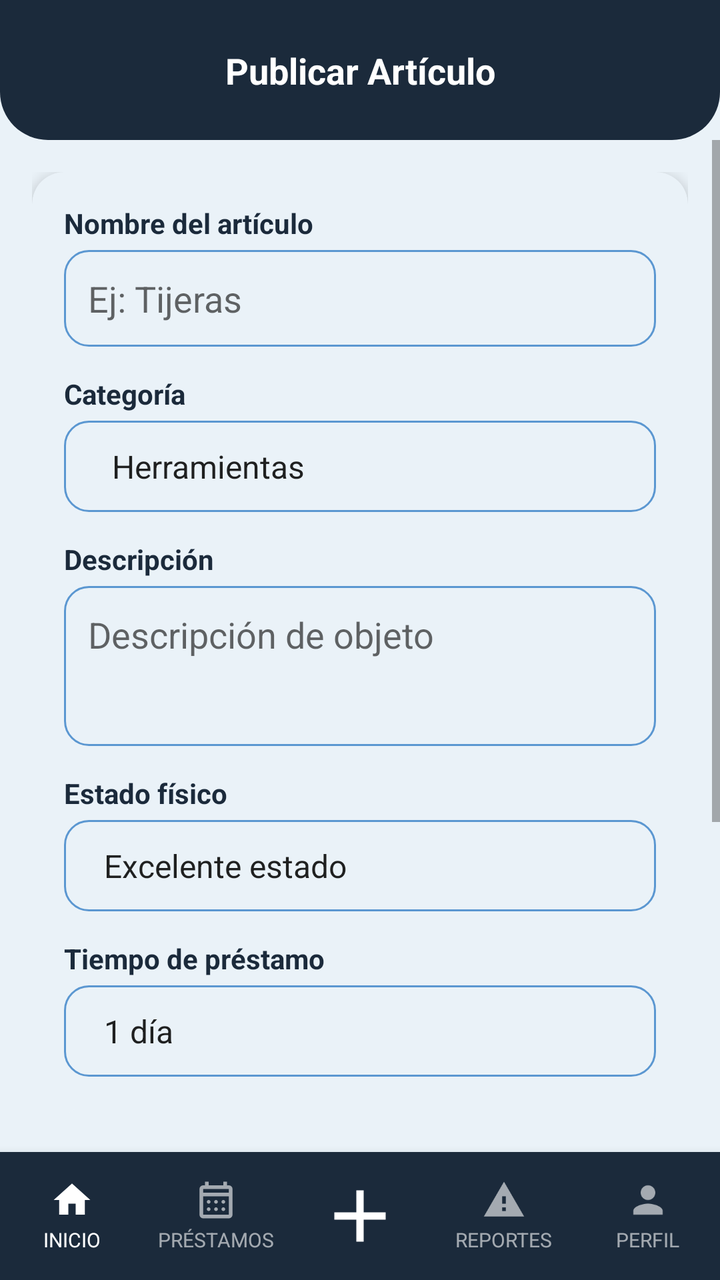
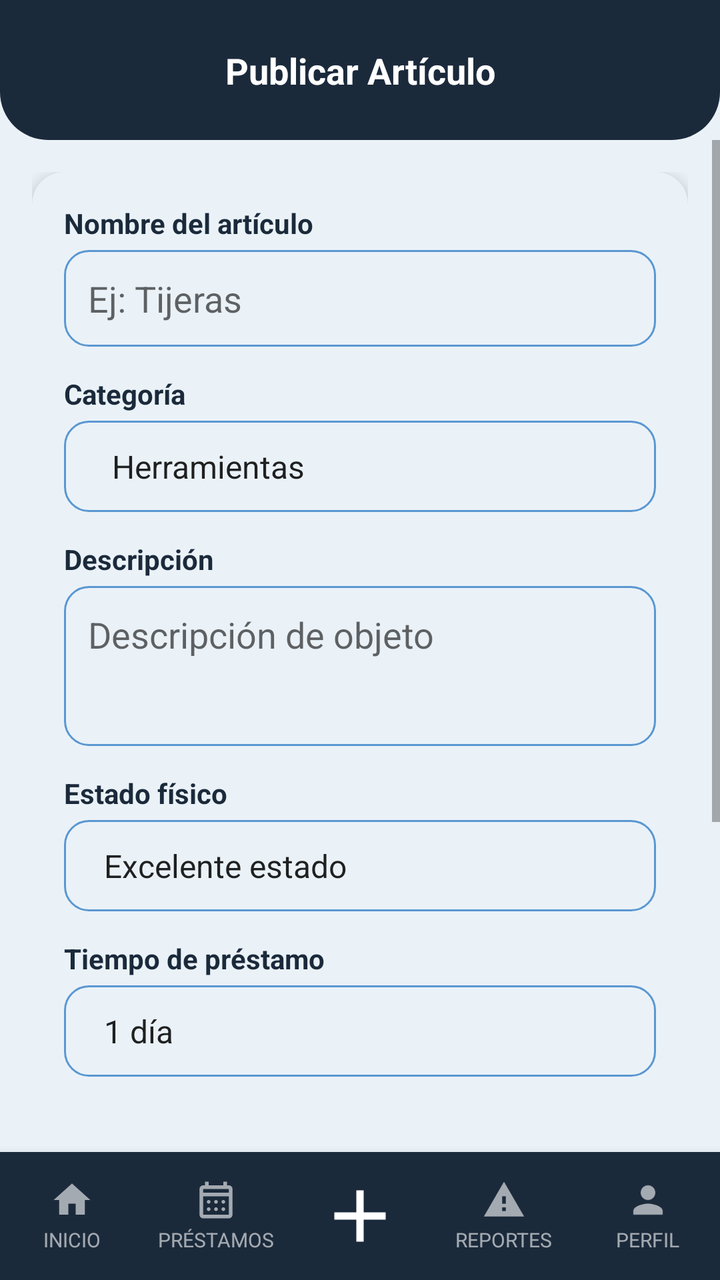

Compare the two renders of this Android layout. The source of the first and the diff that turns it into the second are given below.
<!-- AndroidManifest.xml: application theme Theme.YipShare -->
<!-- res/layout/activity_formulario_articulo.xml -->
<?xml version="1.0" encoding="utf-8"?>
<androidx.constraintlayout.widget.ConstraintLayout
    xmlns:android="http://schemas.android.com/apk/res/android"
    xmlns:app="http://schemas.android.com/apk/res-auto"
    android:id="@+id/main"
    android:layout_width="match_parent"
    android:layout_height="match_parent"
    android:background="@color/fondo_pantalla">


    <View
        android:id="@+id/bg_header"
        android:layout_width="0dp"
        android:layout_height="0dp"
        android:background="@drawable/bg_header"
        app:layout_constraintTop_toTopOf="parent"
        app:layout_constraintStart_toStartOf="parent"
        app:layout_constraintEnd_toEndOf="parent"
        app:layout_constraintBottom_toBottomOf="@id/guideline_header" />

    <androidx.constraintlayout.widget.Guideline
        android:id="@+id/guideline_header"
        android:layout_width="wrap_content"
        android:layout_height="wrap_content"
        android:orientation="horizontal"
        app:layout_constraintGuide_begin="70dp" />

    <androidx.constraintlayout.widget.Guideline
        android:id="@+id/guideline_status"
        android:layout_width="wrap_content"
        android:layout_height="wrap_content"
        android:orientation="horizontal"
        app:layout_constraintGuide_begin="0dp" />


    <TextView
        android:id="@+id/tv_titulo_pantalla"
        android:layout_width="0dp"
        android:layout_height="wrap_content"
        android:text="Publicar Artículo"
        android:textAlignment="center"
        android:textColor="@android:color/white"
        android:textStyle="bold"
        android:textSize="18sp"
        android:gravity="center"
        app:layout_constraintTop_toBottomOf="@id/guideline_status"
        app:layout_constraintBottom_toTopOf="@id/guideline_header"
        app:layout_constraintStart_toStartOf="parent"
        app:layout_constraintEnd_toEndOf="parent"  />


    <ScrollView
        android:layout_width="0dp"
        android:layout_height="0dp"
        app:layout_constraintTop_toBottomOf="@id/guideline_header"
        app:layout_constraintStart_toStartOf="parent"
        app:layout_constraintEnd_toEndOf="parent"
        app:layout_constraintBottom_toTopOf="@id/bottom_nav">

        <androidx.constraintlayout.widget.ConstraintLayout
            android:layout_width="match_parent"
            android:layout_height="wrap_content"
            android:padding="16dp">

            <androidx.cardview.widget.CardView
                android:id="@+id/card_formulario"
                android:layout_width="0dp"
                android:layout_height="wrap_content"
                app:cardCornerRadius="16dp"
                app:cardElevation="4dp"
                app:cardBackgroundColor="@color/color_tarjeta"
                app:layout_constraintTop_toTopOf="parent"
                app:layout_constraintStart_toStartOf="parent"
                app:layout_constraintEnd_toEndOf="parent">

                <LinearLayout
                    android:layout_width="match_parent"
                    android:layout_height="wrap_content"
                    android:orientation="vertical"
                    android:padding="16dp">

                    <TextView
                        style="@style/TextTitle"
                        android:layout_width="wrap_content"
                        android:layout_height="wrap_content"
                        android:textSize="14sp"
                        android:text="Nombre del artículo" />

                    <EditText
                        android:id="@+id/et_nombre_articulo"
                        android:layout_width="match_parent"
                        android:layout_height="wrap_content"
                        android:layout_marginTop="4dp"
                        android:background="@drawable/bg_input"
                        android:padding="12dp"
                        android:inputType="textCapSentences"
                        android:hint="Ej: Tijeras"
                        />

                    <TextView
                        style="@style/TextTitle"
                        android:layout_width="wrap_content"
                        android:layout_height="wrap_content"
                        android:layout_marginTop="14dp"
                        android:textSize="14sp"
                        android:text="Categoría" />

                    <Spinner
                        android:id="@+id/spinner_categoria"
                        style="@style/InputBrand"
                        android:layout_width="match_parent"
                        android:layout_height="wrap_content"
                        android:layout_marginTop="4dp"
                        android:entries="@array/categorias_articulo"
                        android:spinnerMode="dropdown" />

                    <TextView
                        style="@style/TextTitle"
                        android:layout_width="wrap_content"
                        android:layout_height="wrap_content"
                        android:layout_marginTop="14dp"
                        android:textSize="14sp"
                        android:text="Descripción" />

                    <EditText
                        android:id="@+id/et_descripcion"
                        android:layout_width="match_parent"
                        android:layout_height="80dp"
                        android:layout_marginTop="4dp"
                        android:background="@drawable/bg_input"
                        android:padding="12dp"
                        android:gravity="top|start"
                        android:inputType="textMultiLine|textCapSentences"
                        android:hint="Descripción de objeto" />

                    <TextView
                        style="@style/TextTitle"
                        android:layout_width="wrap_content"
                        android:layout_height="wrap_content"
                        android:layout_marginTop="14dp"
                        android:textSize="14sp"
                        android:text="Estado físico" />

                    <Spinner
                        android:id="@+id/sp_estado_fisico"
                        android:layout_width="match_parent"
                        android:layout_height="wrap_content"
                        android:layout_marginTop="4dp"
                        android:background="@drawable/bg_input"
                        android:padding="12dp"
                        android:entries="@array/opciones_estado_fisico"
                        android:spinnerMode="dropdown" />

                    <TextView
                        android:id="@+id/tv_tiempo_prestamo"
                        style="@style/TextTitle"
                        android:layout_width="wrap_content"
                        android:layout_height="wrap_content"
                        android:layout_marginTop="14dp"
                        android:textSize="14sp"
                        android:text="Tiempo de préstamo" />
                    <Spinner
                        android:id="@+id/sp_tiempo_prestamo"
                        android:layout_width="match_parent"
                        android:layout_height="wrap_content"
                        android:layout_marginTop="4dp"
                        android:background="@drawable/bg_input"
                        android:padding="12dp"
                        android:entries="@array/tiempo_prestamo"
                        android:spinnerMode="dropdown" />



                    <FrameLayout
                        android:layout_width="match_parent"
                        android:layout_height="140dp"
                        android:layout_marginTop="16dp"
                        android:background="@drawable/bg_placeholder_imagen">

                        <ImageView
                            android:id="@+id/iv_preview_imagen"
                            android:layout_width="match_parent"
                            android:layout_height="match_parent"
                            android:scaleType="centerCrop"
                            android:contentDescription="Vista previa de la imagen"
                            android:visibility="gone" />

                        <Button
                            android:id="@+id/btn_cambiar_imagen"
                            style="@style/ButtonPrimary"
                            android:layout_width="300dp"
                            android:layout_height="wrap_content"
                            android:layout_gravity="center"
                            android:text="Cambiar imagen" />

                    </FrameLayout>

                    <TextView
                        android:layout_width="match_parent"
                        android:layout_height="wrap_content"
                        android:layout_marginTop="6dp"
                        android:textAlignment="center"
                        android:gravity="center"
                        android:textStyle="bold"
                        android:textSize="12sp"
                        android:text="Formatos: PNG, JPG, JPEG" />

                </LinearLayout>

            </androidx.cardview.widget.CardView>

            <Button
                android:id="@+id/btn_accion_principal"
                style="@style/ButtonPrimary"
                android:layout_width="0dp"
                android:layout_height="52dp"
                android:text="Publicar"
                android:layout_marginTop="20dp"
                app:layout_constraintTop_toBottomOf="@id/card_formulario"
                app:layout_constraintStart_toStartOf="parent"
                app:layout_constraintEnd_toEndOf="parent" />

            <Button
                android:id="@+id/btn_borrar_objeto"
                style="@style/ButtonPrimary"
                android:layout_width="wrap_content"
                android:layout_height="wrap_content"
                android:text="Borrar objeto"
                android:layout_marginTop="12dp"
                android:layout_marginBottom="16dp"
                android:visibility="gone"
                app:layout_constraintTop_toBottomOf="@id/btn_accion_principal"
                app:layout_constraintStart_toStartOf="parent"
                app:layout_constraintEnd_toEndOf="parent"
                app:layout_constraintBottom_toBottomOf="parent" />

        </androidx.constraintlayout.widget.ConstraintLayout>

    </ScrollView>


    <LinearLayout
        android:id="@+id/bottom_nav"
        android:layout_width="0dp"
        android:layout_height="64dp"
        android:orientation="horizontal"
        android:weightSum="5"
        android:background="@color/azul_yipshare"
        android:elevation="8dp"
        app:layout_constraintBottom_toBottomOf="parent"
        app:layout_constraintStart_toStartOf="parent"
        app:layout_constraintEnd_toEndOf="parent"
        android:baselineAligned="false">

        <LinearLayout
            android:id="@+id/nav_inicio"
            android:layout_width="0dp"
            android:layout_height="match_parent"
            android:layout_weight="1"
            android:orientation="vertical"
            android:gravity="center"
            android:clickable="true"
            android:focusable="true"
            android:background="?attr/selectableItemBackgroundBorderless">

            <ImageView
                android:layout_width="22dp"
                android:layout_height="22dp"
                android:src="@drawable/ic_house_princial"
                app:tint="@android:color/white"
                android:contentDescription="Inicio" />

            <TextView
                android:layout_width="wrap_content"
                android:layout_height="wrap_content"
                android:text="INICIO"
                android:textColor="@android:color/white"
                android:textSize="10sp"
                android:layout_marginTop="2dp" />
        </LinearLayout>

        <LinearLayout
            android:id="@+id/nav_prestamos"
            android:layout_width="0dp"
            android:layout_height="match_parent"
            android:layout_weight="1"
            android:orientation="vertical"
            android:gravity="center"
            android:clickable="true"
            android:focusable="true"
            android:background="?attr/selectableItemBackgroundBorderless">

            <ImageView
                android:layout_width="22dp"
                android:layout_height="22dp"
                android:src="@drawable/ic_calendar_month"
                app:tint="#99FFFFFF"
                android:contentDescription="Préstamos" />

            <TextView
                android:layout_width="wrap_content"
                android:layout_height="wrap_content"
                android:text="PRÉSTAMOS"
                android:textColor="#99FFFFFF"
                android:textSize="10sp"
                android:layout_marginTop="2dp" />
        </LinearLayout>

        <LinearLayout
            android:id="@+id/nav_agregar"
            android:layout_width="0dp"
            android:layout_height="match_parent"
            android:layout_weight="1"
            android:orientation="vertical"
            android:gravity="center"
            android:clickable="true"
            android:focusable="true"
            android:background="?attr/selectableItemBackgroundBorderless">

            <ImageView
                android:layout_width="44dp"
                android:layout_height="44dp"
                android:src="@drawable/ic_plus_icon"
                app:tint="@android:color/white"
                android:contentDescription="Agregar" />
        </LinearLayout>

        <LinearLayout
            android:id="@+id/nav_reportes"
            android:layout_width="0dp"
            android:layout_height="match_parent"
            android:layout_weight="1"
            android:orientation="vertical"
            android:gravity="center"
            android:clickable="true"
            android:focusable="true"
            android:background="?attr/selectableItemBackgroundBorderless">

            <ImageView
                android:id="@+id/imageView_reportes"
                android:layout_width="22dp"
                android:layout_height="22dp"
                android:src="@drawable/ic_warning"
                app:tint="#99FFFFFF"
                android:contentDescription="Reportes" />

            <TextView
                android:id="@+id/textView_reportes"
                android:layout_width="wrap_content"
                android:layout_height="wrap_content"
                android:text="REPORTES"
                android:textColor="#99FFFFFF"
                android:textSize="10sp"
                android:layout_marginTop="2dp" />
        </LinearLayout>

        <LinearLayout
            android:id="@+id/nav_perfil"
            android:layout_width="0dp"
            android:layout_height="match_parent"
            android:layout_weight="1"
            android:orientation="vertical"
            android:gravity="center"
            android:clickable="true"
            android:focusable="true"
            android:background="?attr/selectableItemBackgroundBorderless">

            <ImageView
                android:id="@+id/imageView_perfil"
                android:layout_width="22dp"
                android:layout_height="22dp"
                android:src="@drawable/ic_person"
                app:tint="#99FFFFFF"
                android:contentDescription="Perfil" />

            <TextView
                android:id="@+id/textView_perfil"
                android:layout_width="wrap_content"
                android:layout_height="wrap_content"
                android:text="PERFIL"
                android:textColor="#99FFFFFF"
                android:textSize="10sp"
                android:layout_marginTop="2dp" />
        </LinearLayout>

    </LinearLayout>

</androidx.constraintlayout.widget.ConstraintLayout>
<!-- resources referenced by this layout -->
<resources>
  <string-array name="categorias_articulo">
          <item>Herramientas</item>
          <item>Electrodomésticos</item>
          <item>Jardinería</item>
          <item>Cocina</item>
          <item>Limpieza</item>
          <item>Electrónica</item>
          <item>Automotriz</item>
          <item>Otros</item>
      </string-array>
  <string-array name="opciones_estado_fisico">
          <item>Excelente estado</item>
          <item>Buen estado</item>
          <item>Estado intermedio</item>
          <item>Mal estado</item>
      </string-array>
  <string-array name="tiempo_prestamo">
          <item>1 día</item>
          <item>2 días</item>
          <item>3 días</item>
          <item>1 semana</item>
          <item>2 semanas</item>
          <item>1 mes</item>
      </string-array>
  <color name="azul_yipshare">#1B2A3B</color>
  <color name="color_tarjeta">#EAF2F8</color>
  <color name="fondo_pantalla">#EAF2F8</color>
  <!-- drawable bg_header (drawable) -->
  <?xml version="1.0" encoding="utf-8"?>
  <shape xmlns:android="http://schemas.android.com/apk/res/android"
      android:shape="rectangle">
      <solid android:color="@color/azul_yipshare" />
      <corners
          android:bottomLeftRadius="24dp"
          android:bottomRightRadius="24dp" />
  </shape>
  <!-- drawable bg_placeholder_imagen (drawable) -->
  <?xml version="1.0" encoding="utf-8"?>
  <shape xmlns:android="http://schemas.android.com/apk/res/android"
      android:shape="rectangle">
      <solid android:color="@color/input_fondo" />
      <corners android:radius="8dp" />
  </shape>
  <!-- drawable ic_house_princial (drawable) -->
  <vector xmlns:android="http://schemas.android.com/apk/res/android"
      android:width="24dp"
      android:height="24dp"
      android:viewportWidth="24"
      android:viewportHeight="24">
      <path
          android:fillColor="@android:color/white"
          android:pathData="M10,20v-6h4v6h5v-8h3L12,3 2,12h3v8z"/>
  </vector>
  <!-- drawable ic_warning (drawable) -->
  <vector xmlns:android="http://schemas.android.com/apk/res/android"
      android:width="24dp"
      android:height="24dp"
      android:viewportWidth="24"
      android:viewportHeight="24">
      <path
          android:fillColor="@android:color/white"
          android:pathData="M1,21h22L12,2 1,21zM13,18h-2v-2h2v2zM13,14h-2v-4h2v4z"/>
  </vector>
  <style name="ButtonPrimary">
          <item name="android:layout_width">match_parent</item>
          <item name="android:layout_height">52dp</item>
          <item name="android:background">@drawable/bg_button_primary</item>
          <item name="android:textColor">#FFFFFF</item>
          <item name="android:textSize">16sp</item>
          <item name="android:textAllCaps">false</item>
      </style>
  <style name="InputBrand">
          <item name="android:layout_width">match_parent</item>
          <item name="android:layout_height">wrap_content</item>
          <item name="android:background">@drawable/bg_input</item>
          <item name="android:textColor">@color/texto_primario</item>
          <item name="android:textColorHint">@color/texto_hint</item>
          <item name="android:textSize">15sp</item>
      </style>
  <style name="TextTitle">
          <item name="android:textColor">@color/azul_yipshare</item>
          <item name="android:textSize">18sp</item>
          <item name="android:textStyle">bold</item>
      </style>
  <style name="Theme.YipShare" parent="Theme.AppCompat.DayNight.NoActionBar">
          <item name="android:windowBackground">@color/fondo_pantalla</item>
      </style>
  <color name="input_fondo">#EAF2F8</color>
  <color name="input_stroke">#5B97D1</color>
  <!-- drawable bg_button_primary (drawable) -->
  <?xml version="1.0" encoding="utf-8"?>
  <shape xmlns:android="http://schemas.android.com/apk/res/android"
      android:shape="rectangle">
      <solid android:color="@color/azul_yipshare" />
      <corners android:radius="12dp" />
  </shape>
  <color name="texto_primario">#0D1622</color>
  <color name="texto_hint">#2E4258</color>
  <!-- unchanged entries left out for length: 4 -->
</resources>

<!-- the commit's change to res/layout/activity_formulario_articulo.xml (unified diff, before → after) -->
@@ -267,15 +267,16 @@
                 android:layout_width="22dp"
                 android:layout_height="22dp"
                 android:src="@drawable/ic_house_princial"
-                app:tint="@android:color/white"
+                app:tint="#99FFFFFF"
                 android:contentDescription="Inicio" />
 
             <TextView
                 android:layout_width="wrap_content"
                 android:layout_height="wrap_content"
                 android:text="INICIO"
-                android:textColor="@android:color/white"
                 android:textSize="10sp"
+                android:textColor="#99FFFFFF"
+
                 android:layout_marginTop="2dp" />
         </LinearLayout>
 
